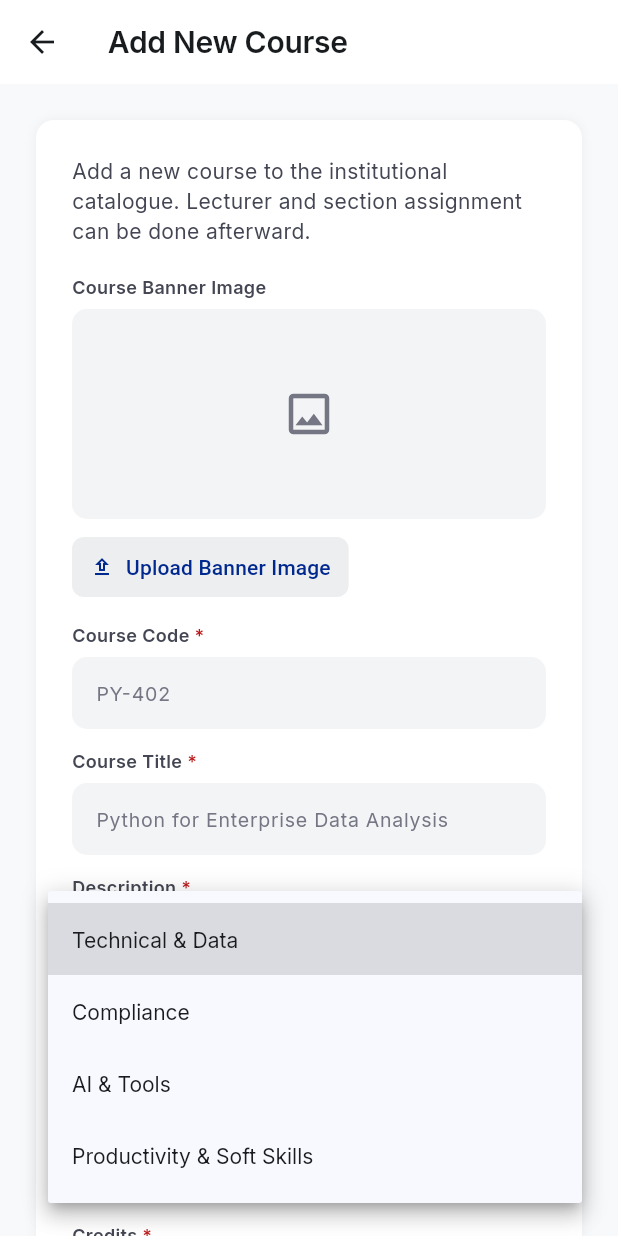
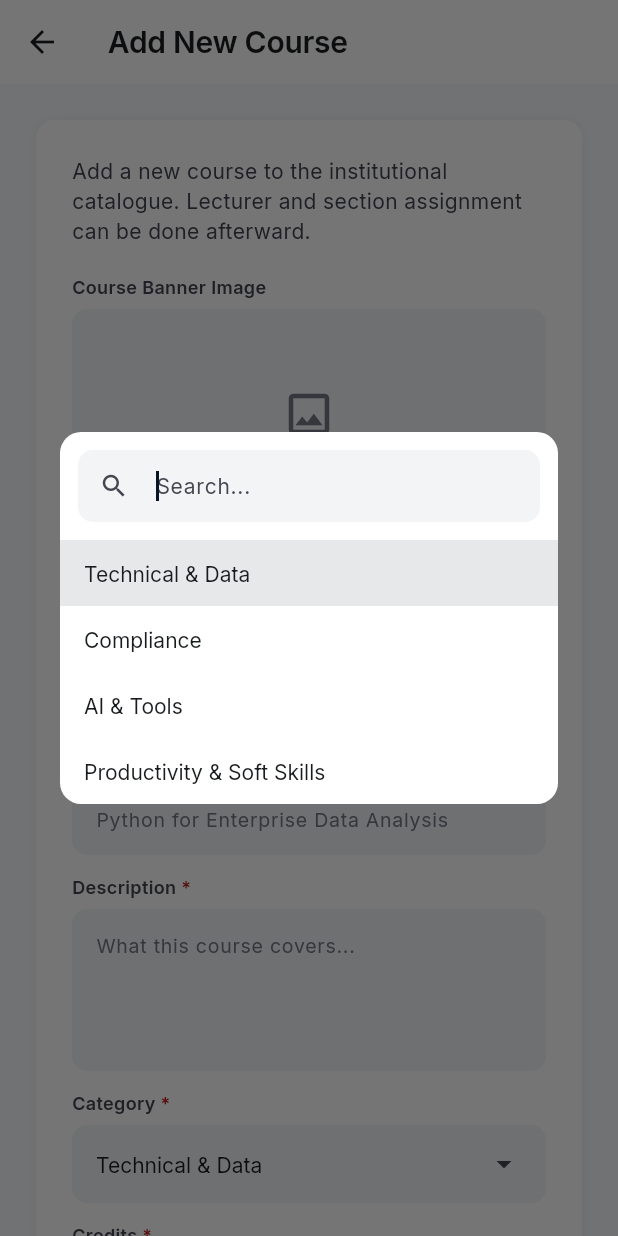
Before and after one commit to zheungyikgain12234/AIEI_LMS, a Flutter app: the CourseFormScreen screen opened directly, after a tap on "Technical & Data", on a phone screen of 412 x 824 dp. Run offline on Flutter 3.47's test engine with Material 3 defaults, Android fonts, the phone set to English and light mode, and no system bars; our stand-ins replace file_picker, flutter_riverpod, flutter_svg, google_fonts, supabase_flutter, video_player and 2 more; missing offline and left inert: dart:js_interop, flutter_quill; accounts and stored records are empty.

Commit message:
csv template import and searchable dropdowns

```diff
--- /dev/null
+++ b/lib/core/utils/file_download.dart
@@ -0,0 +1,3 @@
+// Saves bytes as a file: a browser download on Flutter Web, unsupported
+// elsewhere (callers fall back to the native save dialog).
+export 'file_download_stub.dart' if (dart.library.html) 'file_download_web.dart';
--- a/lib/presentation/screens/admin_portal/badge_award_form_screen.dart
+++ b/lib/presentation/screens/admin_portal/badge_award_form_screen.dart
@@ -8,6 +8,7 @@ import 'package:stitch_aiei_lms/data/repositories/supabase_admin_students_reposi
 import 'package:stitch_aiei_lms/data/repositories/supabase_admin_courses_repository_impl.dart';
 import 'package:stitch_aiei_lms/domain/models/badge_award.dart';
 import 'widgets/admin_field_label.dart';
+import 'widgets/searchable_dropdown.dart';
 
 // ---------------------------------------------------------------------------
 // BadgeAwardFormScreen — shared "Add Badge Award" / "Edit Badge Award" form
@@ -320,7 +321,7 @@ class _BadgeAwardFormScreenState extends State<BadgeAwardFormScreen> {
       children: [
         AdminFieldLabel(label),
         const SizedBox(height: 6),
-        DropdownButtonFormField<String>(
+        SearchableDropdownFormField<String>(
           initialValue: value,
           isExpanded: true,
           style: AdminTypography.bodyMd(color: AdminColors.onSurface),
--- a/lib/presentation/screens/admin_portal/course_form_screen.dart
+++ b/lib/presentation/screens/admin_portal/course_form_screen.dart
@@ -14,6 +14,7 @@ import 'package:stitch_aiei_lms/domain/models/admin_course.dart';
 import 'package:stitch_aiei_lms/domain/models/badge_catalog_item.dart';
 import 'package:stitch_aiei_lms/domain/models/course_tag_option.dart';
 import 'widgets/admin_field_label.dart';
+import 'widgets/searchable_dropdown.dart';
 
 // ---------------------------------------------------------------------------
 // CourseFormScreen — shared "Add New Course" / "Edit Course" form. Pass
@@ -544,7 +545,7 @@ class _CourseFormScreenState extends ConsumerState<CourseFormScreen> {
       children: [
         AdminFieldLabel(label),
         const SizedBox(height: 6),
-        DropdownButtonFormField<String>(
+        SearchableDropdownFormField<String>(
           initialValue: value,
           isExpanded: true,
           style: AdminTypography.bodyMd(color: AdminColors.onSurface),
--- a/lib/presentation/screens/admin_portal/department_course_mapping_screen.dart
+++ b/lib/presentation/screens/admin_portal/department_course_mapping_screen.dart
@@ -11,6 +11,7 @@ import 'widgets/admin_scaffold.dart';
 import 'widgets/admin_sidebar.dart';
 import 'widgets/admin_mobile_top_bar.dart';
 import 'widgets/admin_nav.dart';
+import 'widgets/searchable_dropdown.dart';
 
 // ---------------------------------------------------------------------------
 // DepartmentCourseMappingScreen — "which courses belong to a given
@@ -163,7 +164,7 @@ class _DepartmentCourseMappingScreenState extends State<DepartmentCourseMappingS
           Text('Department', style: AdminTypography.labelMd(color: AdminColors.onSurfaceVariant)),
           const SizedBox(width: 12),
           Expanded(
-            child: DropdownButtonFormField<String>(
+            child: SearchableDropdownFormField<String>(
               initialValue: _selectedDepartmentId,
               isExpanded: true,
               style: AdminTypography.bodyMd(color: AdminColors.onSurface),
--- a/lib/presentation/screens/admin_portal/enroll_students_screen.dart
+++ b/lib/presentation/screens/admin_portal/enroll_students_screen.dart
@@ -14,6 +14,7 @@ import 'widgets/admin_sidebar.dart';
 import 'widgets/admin_mobile_top_bar.dart';
 import 'widgets/admin_nav.dart';
 import 'widgets/admin_field_label.dart';
+import 'widgets/searchable_dropdown.dart';
 
 // ---------------------------------------------------------------------------
 // EnrollStudentsScreen – Stitch "Enroll Students into Course" faithful
@@ -262,7 +263,7 @@ class _EnrollStudentsScreenState extends State<EnrollStudentsScreen> {
                   children: [
                     const AdminFieldLabel('Cohort'),
                     const SizedBox(height: 6),
-                    DropdownButtonFormField<String>(
+                    SearchableDropdownFormField<String>(
                       initialValue: cohortNames.contains(_selectedCohort) ? _selectedCohort : null,
                       isExpanded: true,
                       style: AdminTypography.bodyMd(color: AdminColors.onSurface),
@@ -289,7 +290,7 @@ class _EnrollStudentsScreenState extends State<EnrollStudentsScreen> {
                   children: [
                     const AdminFieldLabel('Class'),
                     const SizedBox(height: 6),
-                    DropdownButtonFormField<String>(
+                    SearchableDropdownFormField<String>(
                       initialValue: sections.any((s) => s.id == _selectedSectionId) ? _selectedSectionId : null,
                       isExpanded: true,
                       style: AdminTypography.bodyMd(color: AdminColors.onSurface),
--- a/lib/presentation/screens/admin_portal/lecturer_form_screen.dart
+++ b/lib/presentation/screens/admin_portal/lecturer_form_screen.dart
@@ -9,6 +9,7 @@ import 'package:stitch_aiei_lms/data/repositories/supabase_lecturers_repository_
 import 'package:stitch_aiei_lms/data/repositories/supabase_admin_master_data_repository_impl.dart';
 import 'package:stitch_aiei_lms/domain/models/lecturer.dart';
 import 'widgets/admin_field_label.dart';
+import 'widgets/searchable_dropdown.dart';
 
 // ---------------------------------------------------------------------------
 // LecturerFormScreen — shared "Add New Lecturer" / "Edit Lecturer" form.
@@ -362,7 +363,7 @@ class _LecturerFormScreenState extends ConsumerState<LecturerFormScreen> {
       children: [
         AdminFieldLabel(label, required: required),
         const SizedBox(height: 6),
-        DropdownButtonFormField<String>(
+        SearchableDropdownFormField<String>(
           initialValue: value,
           isExpanded: true,
           style: AdminTypography.bodyMd(color: AdminColors.onSurface),
--- a/lib/presentation/screens/admin_portal/manage_class_detail_screen.dart
+++ b/lib/presentation/screens/admin_portal/manage_class_detail_screen.dart
@@ -9,6 +9,7 @@ import 'package:stitch_aiei_lms/data/repositories/supabase_admin_master_data_rep
 import 'package:stitch_aiei_lms/domain/models/course_section.dart';
 import 'package:stitch_aiei_lms/domain/models/roster_student.dart';
 import 'widgets/admin_field_label.dart';
+import 'widgets/searchable_dropdown.dart';
 
 // ---------------------------------------------------------------------------
 // ManageClassDetailScreen — "Manage" detail/edit page for a single class
@@ -540,7 +541,7 @@ class _ManageClassDetailScreenState extends State<ManageClassDetailScreen> {
       children: [
         AdminFieldLabel(label),
         const SizedBox(height: 6),
-        DropdownButtonFormField<String>(
+        SearchableDropdownFormField<String>(
           initialValue: value,
           isExpanded: true,
           style: AdminTypography.bodyMd(color: AdminColors.onSurface),
@@ -570,7 +571,7 @@ class _ManageClassDetailScreenState extends State<ManageClassDetailScreen> {
       children: [
         AdminFieldLabel(label),
         const SizedBox(height: 6),
-        DropdownButtonFormField<String>(
+        SearchableDropdownFormField<String>(
           initialValue: value,
           isExpanded: true,
           style: AdminTypography.bodyMd(color: AdminColors.onSurface),
--- a/lib/presentation/screens/admin_portal/role_course_mapping_screen.dart
+++ b/lib/presentation/screens/admin_portal/role_course_mapping_screen.dart
@@ -11,6 +11,7 @@ import 'widgets/admin_scaffold.dart';
 import 'widgets/admin_sidebar.dart';
 import 'widgets/admin_mobile_top_bar.dart';
 import 'widgets/admin_nav.dart';
+import 'widgets/searchable_dropdown.dart';
 
 // ---------------------------------------------------------------------------
 // RoleCourseMappingScreen — "which courses can a given job role study?"
@@ -166,7 +167,7 @@ class _RoleCourseMappingScreenState extends State<RoleCourseMappingScreen> {
               Text('Role', style: AdminTypography.labelMd(color: AdminColors.onSurfaceVariant)),
               const SizedBox(width: 12),
               Expanded(
-                child: DropdownButtonFormField<String>(
+                child: SearchableDropdownFormField<String>(
                   initialValue: _selectedRoleId,
                   isExpanded: true,
                   style: AdminTypography.bodyMd(color: AdminColors.onSurface),
--- a/lib/presentation/screens/admin_portal/specialization_course_mapping_screen.dart
+++ b/lib/presentation/screens/admin_portal/specialization_course_mapping_screen.dart
@@ -11,6 +11,7 @@ import 'widgets/admin_scaffold.dart';
 import 'widgets/admin_sidebar.dart';
 import 'widgets/admin_mobile_top_bar.dart';
 import 'widgets/admin_nav.dart';
+import 'widgets/searchable_dropdown.dart';
 
 // ---------------------------------------------------------------------------
 // SpecializationCourseMappingScreen — "which courses fit a given lecturer
@@ -198,7 +199,7 @@ class _SpecializationCourseMappingScreenState extends State<SpecializationCourse
           Text('Specialization', style: AdminTypography.labelMd(color: AdminColors.onSurfaceVariant)),
           const SizedBox(width: 12),
           Expanded(
-            child: DropdownButtonFormField<String>(
+            child: SearchableDropdownFormField<String>(
               initialValue: _selectedSpecializationId,
               isExpanded: true,
               style: AdminTypography.bodyMd(color: AdminColors.onSurface),
--- a/lib/presentation/screens/admin_portal/student_form_screen.dart
+++ b/lib/presentation/screens/admin_portal/student_form_screen.dart
@@ -9,6 +9,7 @@ import 'package:stitch_aiei_lms/data/repositories/supabase_admin_students_reposi
 import 'package:stitch_aiei_lms/data/repositories/supabase_admin_master_data_repository_impl.dart';
 import 'package:stitch_aiei_lms/domain/models/student.dart';
 import 'widgets/admin_field_label.dart';
+import 'widgets/searchable_dropdown.dart';
 
 // ---------------------------------------------------------------------------
 // StudentFormScreen — shared "Register New Student" / "Edit Student" form.
@@ -380,7 +381,7 @@ class _StudentFormScreenState extends ConsumerState<StudentFormScreen> {
       children: [
         AdminFieldLabel(label),
         const SizedBox(height: 6),
-        DropdownButtonFormField<String>(
+        SearchableDropdownFormField<String>(
           initialValue: value,
           isExpanded: true,
           style: AdminTypography.bodyMd(color: AdminColors.onSurface),
--- a/lib/presentation/screens/admin_portal/track_course_mapping_screen.dart
+++ b/lib/presentation/screens/admin_portal/track_course_mapping_screen.dart
@@ -11,6 +11,7 @@ import 'widgets/admin_scaffold.dart';
 import 'widgets/admin_sidebar.dart';
 import 'widgets/admin_mobile_top_bar.dart';
 import 'widgets/admin_nav.dart';
+import 'widgets/searchable_dropdown.dart';
 
 // ---------------------------------------------------------------------------
 // TrackCourseMappingScreen — "which courses belong to a given program
@@ -163,7 +164,7 @@ class _TrackCourseMappingScreenState extends State<TrackCourseMappingScreen> {
           Text('Track', style: AdminTypography.labelMd(color: AdminColors.onSurfaceVariant)),
           const SizedBox(width: 12),
           Expanded(
-            child: DropdownButtonFormField<String>(
+            child: SearchableDropdownFormField<String>(
               initialValue: _selectedTrackId,
               isExpanded: true,
               style: AdminTypography.bodyMd(color: AdminColors.onSurface),
--- a/lib/presentation/screens/admin_portal/widgets/admin_pagination.dart
+++ b/lib/presentation/screens/admin_portal/widgets/admin_pagination.dart
@@ -1,6 +1,7 @@
 import 'package:flutter/material.dart';
 import 'package:stitch_aiei_lms/core/theme/admin_colors.dart';
 import 'package:stitch_aiei_lms/core/theme/admin_typography.dart';
+import 'searchable_dropdown.dart';
 
 /// Page-size choices offered by every paginated admin table.
 const List<int> adminPageSizeOptions = [10, 20, 50];
@@ -62,7 +63,7 @@ class AdminPagination extends StatelessWidget {
       padding: const EdgeInsets.symmetric(horizontal: 8),
       decoration: BoxDecoration(color: AdminColors.surfaceContainerLow, borderRadius: BorderRadius.circular(8)),
       child: DropdownButtonHideUnderline(
-        child: DropdownButton<int>(
+        child: SearchableDropdownButton<int>(
           value: pageSize,
           isDense: true,
           style: AdminTypography.labelSm(color: AdminColors.onSurface),
--- /dev/null
+++ b/lib/presentation/screens/admin_portal/widgets/searchable_dropdown.dart
@@ -0,0 +1,189 @@
+import 'package:flutter/material.dart';
+import 'package:stitch_aiei_lms/core/theme/admin_colors.dart';
+import 'package:stitch_aiei_lms/core/theme/admin_typography.dart';
+
+String _labelOf<T>(DropdownMenuItem<T> item) {
+  final child = item.child;
+  if (child is Text) return child.data ?? child.textSpan?.toPlainText() ?? '${item.value}';
+  return '${item.value}';
+}
+
+Future<T?> _showSearchDialog<T>(BuildContext context, List<DropdownMenuItem<T>> items, T? current) {
+  return showDialog<T>(
+    context: context,
+    builder: (ctx) {
+      var query = '';
+      return StatefulBuilder(
+        builder: (ctx, setState) {
+          final q = query.trim().toLowerCase();
+          final filtered = q.isEmpty ? items : items.where((i) => _labelOf(i).toLowerCase().contains(q)).toList();
+          return Dialog(
+            backgroundColor: AdminColors.surfaceContainerLowest,
+            shape: RoundedRectangleBorder(borderRadius: BorderRadius.circular(14)),
+            child: ConstrainedBox(
+              constraints: const BoxConstraints(maxWidth: 420, maxHeight: 460),
+              child: Column(
+                mainAxisSize: MainAxisSize.min,
+                children: [
+                  Padding(
+                    padding: const EdgeInsets.all(12),
+                    child: TextField(
+                      autofocus: true,
+                      onChanged: (v) => setState(() => query = v),
+                      style: AdminTypography.bodyMd(color: AdminColors.onSurface),
+                      decoration: InputDecoration(
+                        isDense: true,
+                        filled: true,
+                        fillColor: AdminColors.surfaceContainerLow,
+                        hintText: 'Search...',
+                        prefixIcon: const Icon(Icons.search, size: 20),
+                        border: OutlineInputBorder(borderRadius: BorderRadius.circular(10), borderSide: BorderSide.none),
+                        contentPadding: const EdgeInsets.symmetric(horizontal: 12, vertical: 12),
+                      ),
+                    ),
+                  ),
+                  Flexible(
+                    child: filtered.isEmpty
+                        ? Padding(
+                            padding: const EdgeInsets.all(24),
+                            child: Text('No matches', style: AdminTypography.bodySm(color: AdminColors.outline)),
+                          )
+                        : ListView.builder(
+                            shrinkWrap: true,
+                            itemCount: filtered.length,
+                            itemBuilder: (_, i) {
+                              final item = filtered[i];
+                              final selected = item.value == current;
+                              return InkWell(
+                                onTap: item.enabled ? () => Navigator.of(ctx).pop(item.value) : null,
+                                child: Container(
+                                  color: selected ? AdminColors.surfaceContainerHigh : null,
+                                  padding: const EdgeInsets.symmetric(horizontal: 16, vertical: 12),
+                                  alignment: Alignment.centerLeft,
+                                  child: DefaultTextStyle(
+                                    style: AdminTypography.bodyMd(color: AdminColors.onSurface),
+                                    child: item.child,
+                                  ),
+                                ),
+                              );
+                            },
+                          ),
+                  ),
+                ],
+              ),
+            ),
+          );
+        },
+      );
+    },
+  );
+}
+
+/// Drop-in replacement for [DropdownButton] whose menu opens a searchable list.
+class SearchableDropdownButton<T> extends StatelessWidget {
+  final List<DropdownMenuItem<T>> items;
+  final T? value;
+  final ValueChanged<T?>? onChanged;
+  final Widget? hint;
+  final TextStyle? style;
+  final Widget? icon;
+  final bool isDense;
+  final bool isExpanded;
+
+  const SearchableDropdownButton({
+    super.key,
+    required this.items,
+    this.value,
+    this.onChanged,
+    this.hint,
+    this.style,
+    this.icon,
+    this.isDense = false,
+    this.isExpanded = false,
+  });
+
+  @override
+  Widget build(BuildContext context) {
+    final enabled = onChanged != null && items.isNotEmpty;
+    final selected = items.where((i) => i.value == value).firstOrNull;
+    final display = selected?.child ?? hint ?? const SizedBox.shrink();
+    final textStyle = style ?? Theme.of(context).textTheme.bodyMedium ?? const TextStyle();
+    final row = Row(
+      mainAxisSize: isExpanded ? MainAxisSize.max : MainAxisSize.min,
+      children: [
+        if (isExpanded) Expanded(child: display) else Flexible(child: display),
+        const SizedBox(width: 8),
+        icon ?? const Icon(Icons.arrow_drop_down, color: AdminColors.onSurfaceVariant),
+      ],
+    );
+    return Opacity(
+      opacity: enabled ? 1 : 0.5,
+      child: InkWell(
+        onTap: enabled
+            ? () async {
+                final picked = await _showSearchDialog<T>(context, items, value);
+                if (picked != null) onChanged!(picked);
+              }
+            : null,
+        child: Padding(
+          padding: EdgeInsets.symmetric(vertical: isDense ? 0 : 12),
+          child: DefaultTextStyle(style: textStyle, child: row),
+        ),
+      ),
+    );
+  }
+}
+
+/// Drop-in replacement for [DropdownButtonFormField] with a searchable menu.
+class SearchableDropdownFormField<T> extends FormField<T> {
+  SearchableDropdownFormField({
+    super.key,
+    required List<DropdownMenuItem<T>> items,
+    T? initialValue,
+    ValueChanged<T?>? onChanged,
+    Widget? hint,
+    TextStyle? style,
+    Widget? icon,
+    bool isDense = true,
+    bool isExpanded = false,
+    InputDecoration decoration = const InputDecoration(),
+    super.validator,
+  }) : super(
+          initialValue: initialValue,
+          builder: (field) {
+            final state = field as _SearchableDropdownFormFieldState<T>;
+            return InputDecorator(
+              decoration: decoration.copyWith(errorText: field.errorText),
+              isEmpty: false,
+              child: SearchableDropdownButton<T>(
+                items: items,
+                value: state.value,
+                hint: hint,
+                style: style,
+                icon: icon,
+                isDense: true,
+                isExpanded: isExpanded,
+                onChanged: onChanged == null
+                    ? null
+                    : (v) {
+                        state.didChange(v);
+                        onChanged(v);
+                      },
+              ),
+            );
+          },
+        );
+
+  @override
+  FormFieldState<T> createState() => _SearchableDropdownFormFieldState<T>();
+}
+
+class _SearchableDropdownFormFieldState<T> extends FormFieldState<T> {
+  @override
+  void didUpdateWidget(SearchableDropdownFormField<T> oldWidget) {
+    super.didUpdateWidget(oldWidget);
+    if (oldWidget.initialValue != widget.initialValue) {
+      setValue(widget.initialValue);
+    }
+  }
+}
```
Also changed, not shown: lib/core/utils/file_download_stub.dart (added, +7 -0 lines), lib/core/utils/file_download_web.dart (added, +17 -0 lines), lib/presentation/screens/admin_portal/lecturer_allocation_screen.dart (+5 -4 lines), lib/presentation/screens/admin_portal/lecturer_course_assignment_screen.dart (+5 -4 lines), lib/presentation/screens/admin_portal/manage_students_screen.dart (+44 -14 lines).
